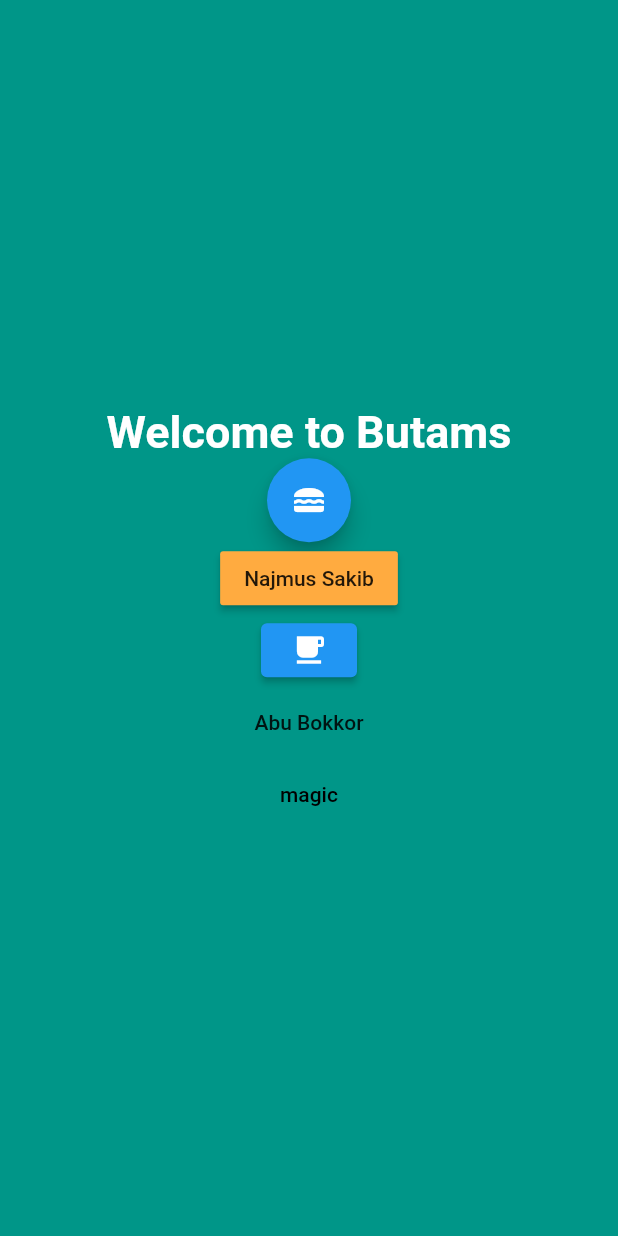
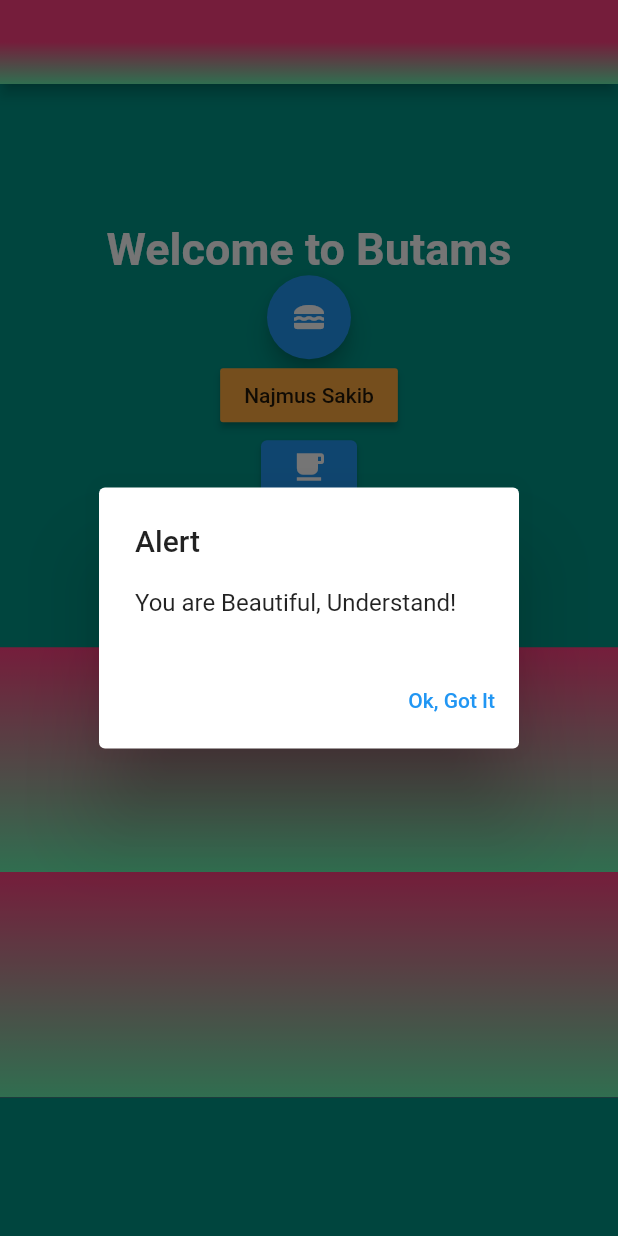
Before and after one commit to shiiishiiir/Flutter_Class_Test_aaa, a Flutter app: the screen it shows after launch, after a tap on the "free breakfast" icon, on a phone screen of 412 x 824 dp. Run offline on Flutter 3.47's test engine with Material 2 defaults, Android fonts, the phone set to English and light mode, and no system bars; our stand-ins replace fluttertoast.

Commit message:
gradient alert dialog

```diff
--- a/lib/past/buttons.dart
+++ b/lib/past/buttons.dart
@@ -9,28 +9,27 @@ class butam extends StatefulWidget {
 }
 
 class _butamState extends State<butam> {
-  final GlobalKey<ScaffoldState> _globalKey= GlobalKey<ScaffoldState>();
+  final GlobalKey<ScaffoldState> _globalKey = GlobalKey<ScaffoldState>();
 
-  _showSnackbar(){
-    var _mySnackbar= SnackBar(content: Text("Kemon Laglo ??"));
+  _showSnackbar() {
+    var _mySnackbar = SnackBar(content: Text("Kemon Laglo ??"));
     _globalKey.currentState!.showSnackBar(_mySnackbar);
-  }
-
-  _showToast(){
-    Fluttertoast.showToast(
-        msg: "Hellow Buddies <3 ",
-        toastLength: Toast.LENGTH_SHORT,
-        gravity: ToastGravity.CENTER,
-        timeInSecForIosWeb: 1,
-        backgroundColor: Colors.red,
-        textColor: Colors.white,
-        fontSize: 16.0);
   }
 
   @override
   Widget build(BuildContext context) {
     return SafeArea(
       child: Scaffold(
+        appBar: AppBar(flexibleSpace: Container(
+          height: 300,
+          decoration: BoxDecoration(
+              gradient: LinearGradient(
+                  begin: Alignment.center,
+                  end: Alignment.bottomCenter,
+                  // tileMode: TileMode.repeated,
+                  colors: [Colors.pinkAccent, Colors.greenAccent])
+          ),
+        ) ,),
         key: _globalKey,
         backgroundColor: Colors.teal,
         body: Center(
@@ -53,20 +52,36 @@ class _butamState extends State<butam> {
               RaisedButton(
                 onPressed: () {
                   Fluttertoast.showToast(
-                      msg: "This is Center Short Toast",
+                      msg: "Ki obostha",
                       toastLength: Toast.LENGTH_SHORT,
-                      gravity: ToastGravity.CENTER,
+                      gravity: ToastGravity.BOTTOM,
                       timeInSecForIosWeb: 1,
                       backgroundColor: Colors.red,
                       textColor: Colors.white,
-                      fontSize: 16.0
-                  );
+                      fontSize: 16.0);
                 },
                 child: Text("Najmus Sakib"),
                 color: Colors.orangeAccent,
               ),
               ElevatedButton(
-                onPressed: () {},
+                onPressed: () {
+                  showDialog(
+                      context: context,
+                      builder: (context) {
+                        return AlertDialog(
+                          title: Text("Alert"),
+                          content: Text("You are Beautiful, Understand!"),
+                          actions: [
+                            TextButton(
+                              onPressed: () {
+                                Navigator.pop(context);
+                              },
+                              child: Text("Ok, Got It"),
+                            ),
+                          ],
+                        );
+                      });
+                },
                 child: Icon(Icons.free_breakfast),
               ),
               FlatButton(
@@ -80,6 +95,16 @@ class _butamState extends State<butam> {
                   style: TextStyle(color: Colors.black),
                 ),
               ),
+              Container(
+                height: 300,
+                decoration: BoxDecoration(
+                  gradient: LinearGradient(
+                    begin: Alignment.center,
+                      end: Alignment.bottomCenter,
+                      tileMode: TileMode.repeated,
+                      colors: [Colors.pinkAccent, Colors.greenAccent])
+                ),
+              ),
             ],
           ),
         ),
```
